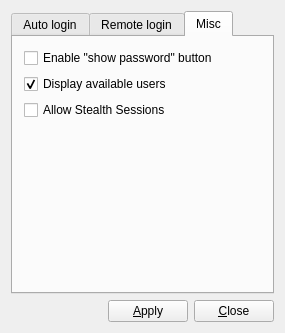
trueos/pcbsd, file src-qt5/pc-dmconf/mainwindow.ui: the form before one commit.
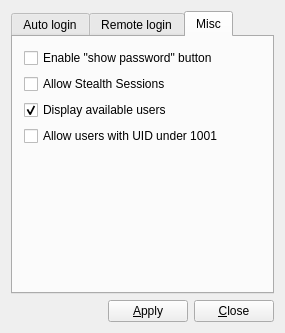
The form after the commit. The open tabs and pages were chosen to show the change. Icons and pictures are not drawn.

Commit message: Add a new option to PCDM and integrate it into the config utility: ALLOW_UID_UNDER_1K: set this to true to allow PCDM to detect/allow valid users with a UID less than 1001 (needed for compatibility with non-FreeBSD host systems such as using a solaris NIS system). This value is false by default.

Diff of the .ui file:
```diff
--- a/src-qt5/pc-dmconf/mainwindow.ui
+++ b/src-qt5/pc-dmconf/mainwindow.ui
@@ -126,6 +126,13 @@
         <string>Misc</string>
        </attribute>
        <layout class="QGridLayout" name="gridLayout">
+        <item row="3" column="0">
+         <widget class="QCheckBox" name="checkAllowUnder1K">
+          <property name="text">
+           <string>Allow users with UID under 1001</string>
+          </property>
+         </widget>
+        </item>
         <item row="0" column="0">
          <widget class="QCheckBox" name="checkShowPW">
           <property name="text">
@@ -133,7 +140,7 @@
           </property>
          </widget>
         </item>
-        <item row="3" column="0">
+        <item row="5" column="0">
          <spacer name="verticalSpacer_2">
           <property name="orientation">
            <enum>Qt::Vertical</enum>
@@ -146,7 +153,7 @@
           </property>
          </spacer>
         </item>
-        <item row="1" column="0">
+        <item row="2" column="0">
          <widget class="QCheckBox" name="checkShowUsers">
           <property name="text">
            <string>Display available users</string>
@@ -156,7 +163,7 @@
           </property>
          </widget>
         </item>
-        <item row="2" column="0">
+        <item row="1" column="0">
          <widget class="QCheckBox" name="checkAllowStealth">
           <property name="toolTip">
            <string/>
```
The commit also changes 6 other files.
